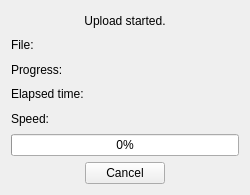
Before: the Qt Designer form yandexnarod/src/uploaddialog.ui in euroelessar/qutim, drawn with Qt 5.
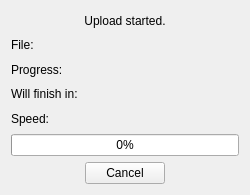
After: the same form once the commit is applied. Icons and pictures are not drawn.

```diff
--- a/yandexnarod/src/uploaddialog.ui
+++ b/yandexnarod/src/uploaddialog.ui
@@ -51,9 +51,9 @@
     </widget>
    </item>
    <item>
-    <widget class="QLabel" name="labelETime" >
-     <property name="text" >
-      <string>Elapsed time:</string>
+    <widget class="QLabel" name="labelETime">
+     <property name="text">
+      <string>Will finish in:</string>
      </property>
     </widget>
    </item>
```
Left out of the diff: 63 changed lines with no effect on the pictures.
